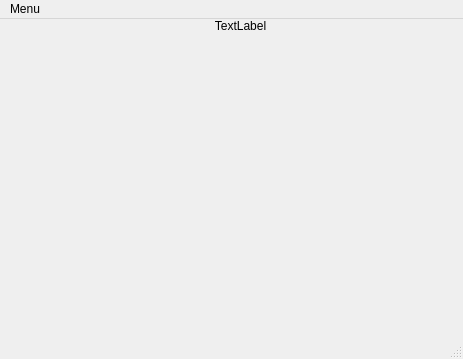
ZSWI-GeekForce/MindWave-OpenViBE, file MindWaveQT/mainwindow.ui: the form before one commit.
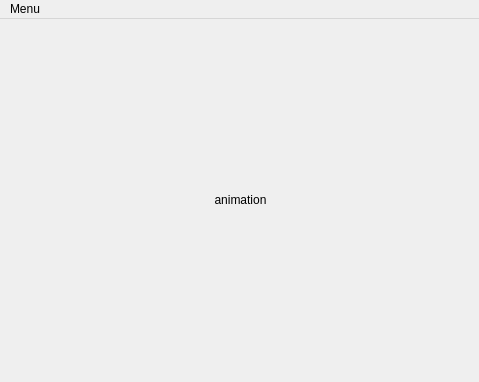
The form after the commit.

```diff
--- a/MindWaveQT/mainwindow.ui
+++ b/MindWaveQT/mainwindow.ui
@@ -6,8 +6,8 @@
    <rect>
     <x>0</x>
     <y>0</y>
-    <width>463</width>
-    <height>359</height>
+    <width>479</width>
+    <height>382</height>
    </rect>
   </property>
   <property name="windowTitle">
@@ -17,20 +17,20 @@
    <widget class="QLabel" name="label">
     <property name="geometry">
      <rect>
-      <x>50</x>
+      <x>0</x>
       <y>0</y>
-      <width>381</width>
-      <height>231</height>
+      <width>481</width>
+      <height>361</height>
      </rect>
     </property>
     <property name="accessibleName">
      <string>textLabel</string>
     </property>
     <property name="text">
-     <string>TextLabel</string>
+     <string>animation</string>
     </property>
     <property name="alignment">
-     <set>Qt::AlignHCenter|Qt::AlignTop</set>
+     <set>Qt::AlignCenter</set>
     </property>
    </widget>
   </widget>
@@ -39,7 +39,7 @@
     <rect>
      <x>0</x>
      <y>0</y>
-     <width>463</width>
+     <width>479</width>
      <height>21</height>
     </rect>
    </property>
@@ -51,7 +51,6 @@
    </widget>
    <addaction name="menuMenu"/>
   </widget>
-  <widget class="QStatusBar" name="statusBar"/>
   <action name="actionKonec">
    <property name="checkable">
     <bool>false</bool>
```
